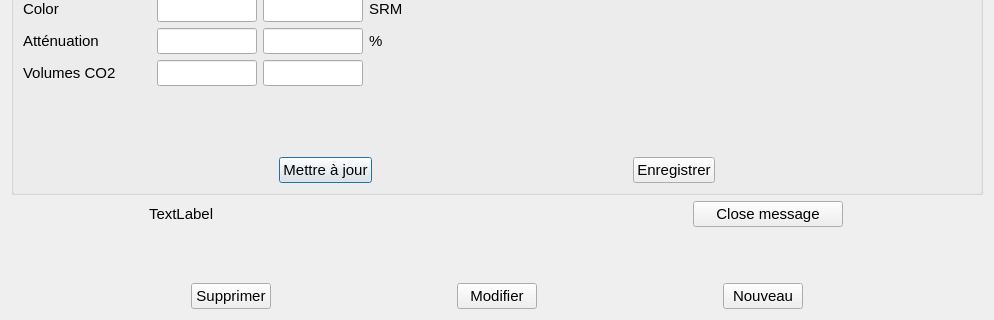
The window that designer/styledialog.ui (jaaf/biere) describes before a commit, drawn with Qt 5; both pictures show x 0 to 994 and y 672 to 992 of the 994 by 992 pixel window.
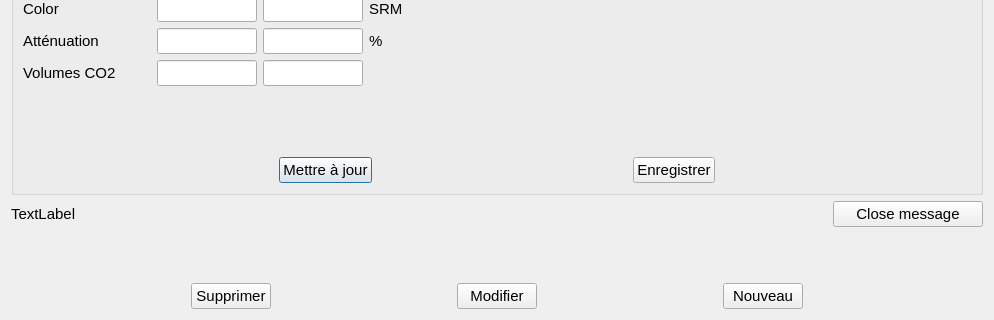
The same window after the commit.

Diff of the .ui file:
```diff
--- a/designer/styledialog.ui
+++ b/designer/styledialog.ui
@@ -485,7 +485,7 @@
        </property>
        <property name="maximumSize">
         <size>
-         <width>400</width>
+         <width>99999</width>
          <height>16777215</height>
         </size>
        </property>
```
